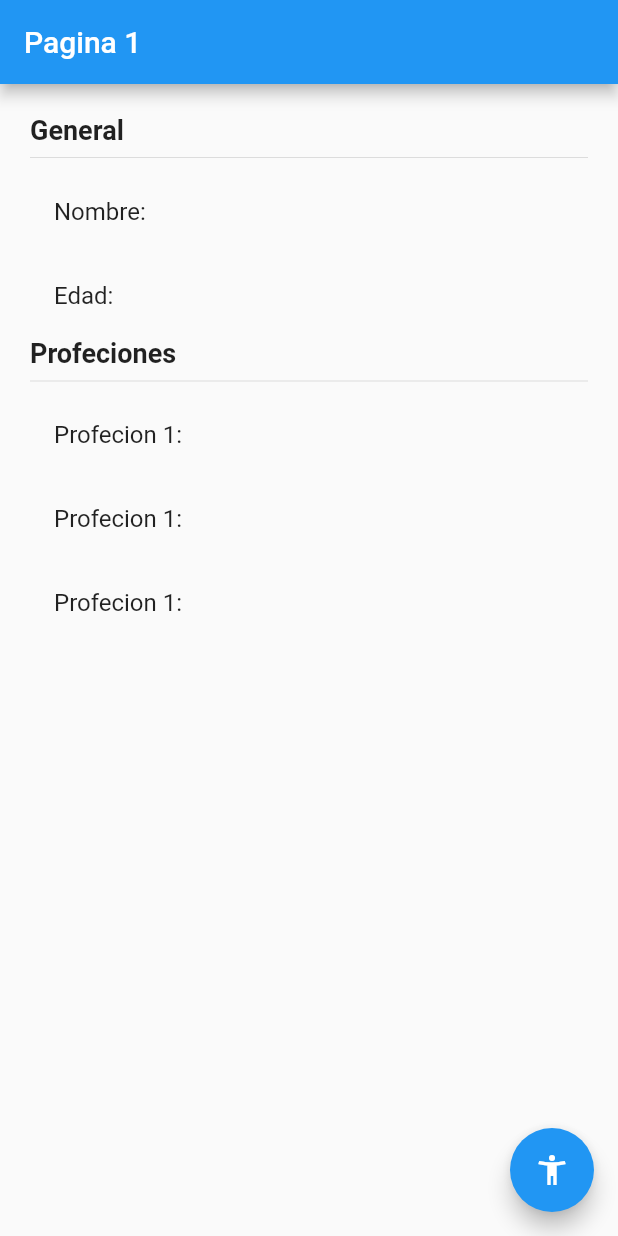
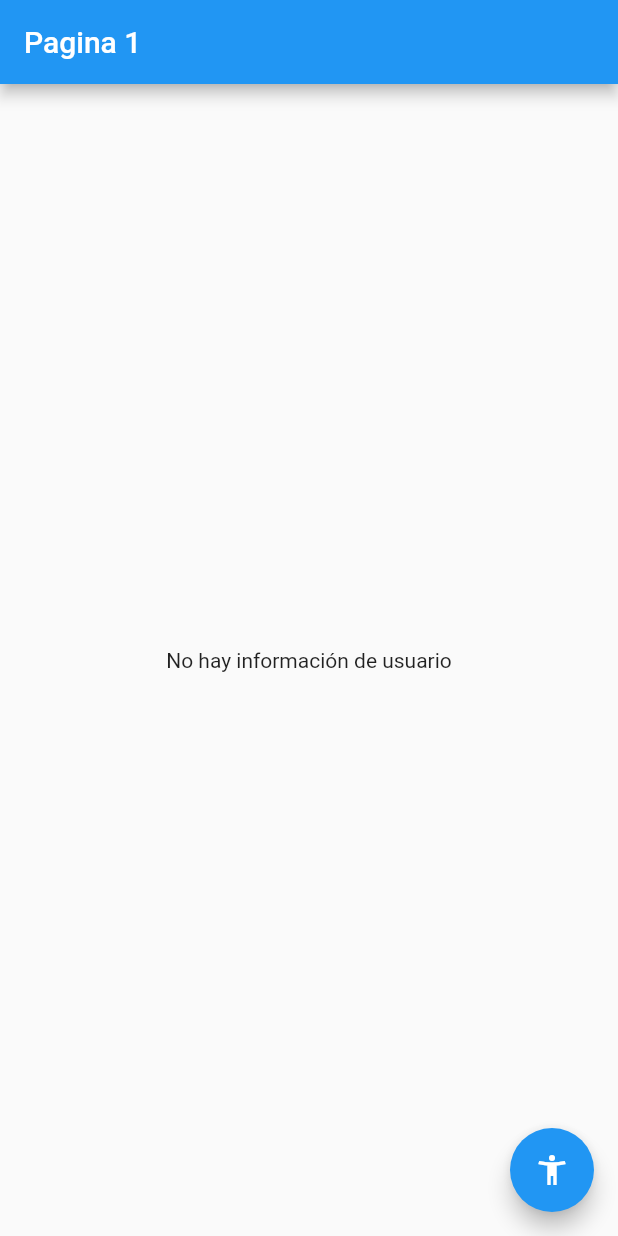
Before and after one commit to casillasmanuel9/estados-flutter, a Flutter app: the screen it shows after launch, on a phone screen of 412 x 824 dp. Run offline on Flutter 3.47's test engine with Material 2 defaults, Android fonts, the phone set to English and light mode, and no system bars.

Commit message:
manejo de estados con singleton completado

```diff
--- a/lib/models/usuario.dart
+++ b/lib/models/usuario.dart
@@ -1,8 +1,10 @@
+
+import 'package:flutter/cupertino.dart';
 
 class Usuario {
   String nombre;
   int edad;
   List<String> profesiones;
 
-  Usuario({this.nombre, this.edad, this.profesiones});
+  Usuario({@required this.nombre, this.edad, this.profesiones});
 }
--- a/lib/pages/pagina1.dart
+++ b/lib/pages/pagina1.dart
@@ -1,4 +1,6 @@
 import 'package:flutter/material.dart';
+import 'package:flutter_estados/models/usuario.dart';
+import 'package:flutter_estados/services/UsuarioService.dart';
 
 class Pagina1 extends StatelessWidget {
   const Pagina1({Key key}) : super(key: key);
@@ -9,7 +11,18 @@ class Pagina1 extends StatelessWidget {
       appBar: AppBar(
         title: Text('Pagina 1'),
       ),
-      body: InformacionUsuario(),
+      body: StreamBuilder(
+        stream: usuarioService.usuarioStream,
+        builder: (BuildContext context, AsyncSnapshot<Usuario> snapshot) {
+          return snapshot.hasData
+                ? InformacionUsuario(
+                    usuario: snapshot.data,
+                  )
+                : Center(
+                    child: Text('No hay información de usuario'),
+                  );
+        },
+      ),
       floatingActionButton: FloatingActionButton(
         child: Icon(Icons.accessibility_new),
         onPressed: () => Navigator.pushNamed(context, 'pagina2'),
@@ -19,6 +32,10 @@ class Pagina1 extends StatelessWidget {
 }
 
 class InformacionUsuario extends StatelessWidget {
+  final Usuario usuario;
+
+  const InformacionUsuario({Key key, @required this.usuario}) : super(key: key);
+
   @override
   Widget build(BuildContext context) {
     return SingleChildScrollView(
@@ -34,8 +51,8 @@ class InformacionUsuario extends StatelessWidget {
               style: TextStyle(fontSize: 18.0, fontWeight: FontWeight.bold),
             ),
             Divider(),
-            ListTile(title: Text('Nombre: ')),
-            ListTile(title: Text('Edad: ')),
+            ListTile(title: Text('Nombre: ${usuario.nombre}')),
+            ListTile(title: Text('Edad: ${usuario.edad}')),
             Text(
               'Profeciones',
               style: TextStyle(fontSize: 18.0, fontWeight: FontWeight.bold),
--- a/lib/pages/pagina2.dart
+++ b/lib/pages/pagina2.dart
@@ -1,4 +1,6 @@
 import 'package:flutter/material.dart';
+import 'package:flutter_estados/models/usuario.dart';
+import 'package:flutter_estados/services/UsuarioService.dart';
 
 class Pagina2 extends StatelessWidget {
   const Pagina2({Key key}) : super(key: key);
@@ -7,14 +9,24 @@ class Pagina2 extends StatelessWidget {
   Widget build(BuildContext context) {
     return Scaffold(
         appBar: AppBar(
-          title: Text('Pagina 2'),
+          title: StreamBuilder(
+            stream: usuarioService.usuarioStream ,
+            builder: (BuildContext context, AsyncSnapshot<Usuario> snapshot){
+              return snapshot.hasData ? Text('${snapshot.data.nombre}') : Text('Pagina 2');
+            },
+          ),
         ),
         body: Center(
             child: Column(
           mainAxisAlignment: MainAxisAlignment.center,
           children: [
-            ButtonCustom(text: 'Establecer Usuario',onPress: (){},),
-            ButtonCustom(text: 'Establecer Edad',onPress: (){},),
+            ButtonCustom(text: 'Establecer Usuario',onPress: () {
+              final nuevoUsuario = new Usuario(nombre: 'Natasha', edad: 1);
+              usuarioService.cargarUsuario(nuevoUsuario);
+            },),
+            ButtonCustom(text: 'Establecer Edad',onPress: (){
+              usuarioService.cambiarEdad(30);
+            },),
             ButtonCustom(text: 'Establecer Profeción',onPress: (){},)
           ],
         )));
--- /dev/null
+++ b/lib/services/UsuarioService.dart
@@ -0,0 +1,33 @@
+
+import 'dart:async';
+
+import 'package:flutter_estados/models/usuario.dart';
+
+class _UsuarioService {
+  Usuario _usuario;
+  StreamController<Usuario> _usuarioStreamController = new StreamController<Usuario>.broadcast();
+
+  Stream<Usuario> get usuarioStream => this._usuarioStreamController.stream;
+
+  Usuario get usuario => this._usuario;
+
+  bool get existeUsuario => this._usuario != null ? true : false;
+
+  void cargarUsuario(Usuario usuario) {
+    this._usuario = usuario;
+    this._usuarioStreamController.add(this._usuario);
+  }
+
+  void cambiarEdad(int edad) {
+    this._usuario.edad = edad;
+    this._usuarioStreamController.add(this._usuario);
+  }
+
+  dispose() {
+    this._usuarioStreamController?.close();
+  }
+
+
+}
+
+final usuarioService = new _UsuarioService();
```
